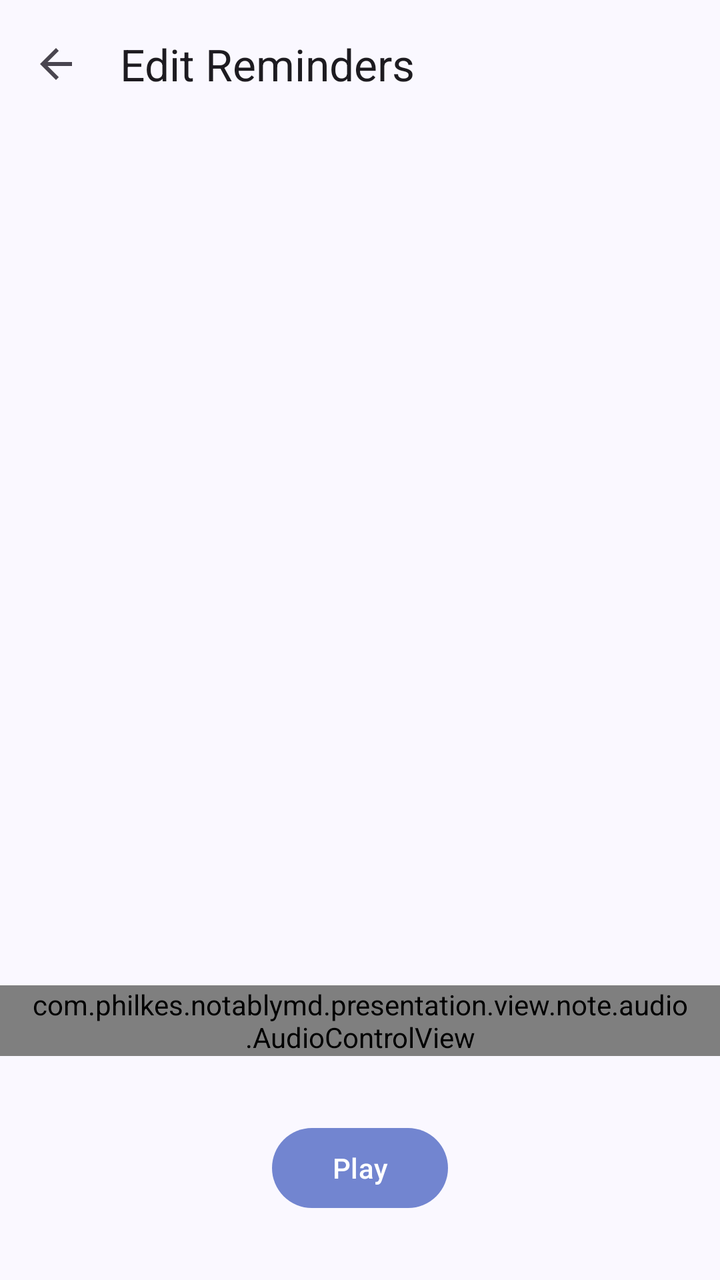
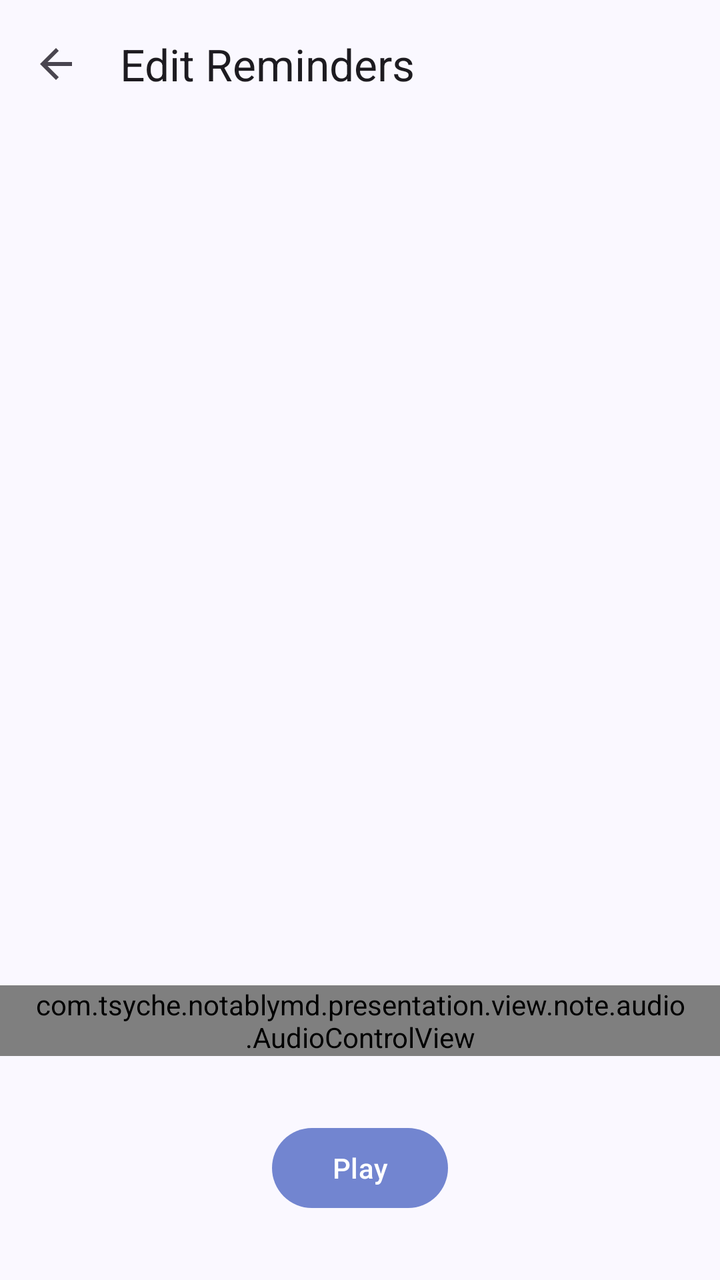

Before-and-after screenshots of an Android layout around one commit, followed by the original layout XML and the change that was made.
<!-- AndroidManifest.xml: application theme AppTheme -->
<!-- res/layout/activity_play_audio.xml -->
<?xml version="1.0" encoding="utf-8"?>
<RelativeLayout xmlns:android="http://schemas.android.com/apk/res/android"
    xmlns:app="http://schemas.android.com/apk/res-auto"
    android:id="@+id/root_layout"
    android:layout_width="match_parent"
    android:layout_height="match_parent">
    <com.google.android.material.appbar.MaterialToolbar
        android:id="@+id/Toolbar"
        android:layout_width="match_parent"
        android:layout_height="?attr/actionBarSize"
        app:navigationIcon="?attr/homeAsUpIndicator"
        app:title="@string/edit_reminders" />
    <TextView
        android:id="@+id/Error"
        android:layout_width="match_parent"
        android:layout_height="match_parent"
        android:layout_above="@id/AudioControlView"
        android:layout_below="@id/Toolbar"
        android:gravity="center"
        android:textAppearance="?attr/textAppearanceBodyMedium" />

    <com.philkes.notablymd.presentation.view.note.audio.AudioControlView
        android:id="@+id/AudioControlView"
        android:layout_width="match_parent"
        android:layout_height="wrap_content"
        android:layout_above="@id/Play"
        android:layout_marginBottom="32dp"
        android:paddingStart="16dp"
        android:paddingEnd="16dp">

        <com.google.android.material.slider.Slider
            android:id="@+id/Progress"
            android:layout_width="match_parent"
            android:layout_height="wrap_content"
            android:stepSize="1" />

        <TextView
            android:id="@+id/Chronometer"
            android:layout_width="wrap_content"
            android:layout_height="wrap_content"
            android:layout_below="@id/Progress"
            android:layout_alignParentStart="true"
            android:layout_marginStart="8dp"
            android:textAppearance="?attr/textAppearanceBodySmall" />

        <TextView
            android:id="@+id/Length"
            android:layout_width="wrap_content"
            android:layout_height="wrap_content"
            android:layout_below="@id/Progress"
            android:layout_alignParentEnd="true"
            android:layout_marginEnd="8dp"
            android:textAppearance="?attr/textAppearanceBodySmall" />

    </com.philkes.notablymd.presentation.view.note.audio.AudioControlView>

    <com.google.android.material.button.MaterialButton
        android:id="@+id/Play"
        android:layout_height="wrap_content"
        android:layout_width="wrap_content"
        android:layout_alignParentBottom="true"
        android:layout_centerHorizontal="true"
        android:layout_gravity="center"
        android:layout_marginBottom="32dp"
        android:text="@string/play"/>

</RelativeLayout>
<!-- resources referenced by this layout -->
<resources>
  <string name="edit_reminders">Edit Reminders</string>
  <string name="play">Play</string>
  <color name="md_theme_primary">#7285D0</color>
  <color name="md_theme_onPrimary">#FFFFFF</color>
  <color name="md_theme_primaryContainer">#DCE1FF</color>
  <color name="md_theme_onPrimaryContainer">#05164B</color>
  <color name="md_theme_secondary">#595D72</color>
  <color name="md_theme_onSecondary">#FFFFFF</color>
  <color name="md_theme_secondaryContainer">#DEE1F9</color>
  <color name="md_theme_onSecondaryContainer">#161B2C</color>
  <color name="md_theme_tertiary">#75546F</color>
  <color name="md_theme_onTertiary">#FFFFFF</color>
  <color name="md_theme_tertiaryContainer">#FFD7F5</color>
  <color name="md_theme_onTertiaryContainer">#2C1229</color>
  <color name="md_theme_error">#BA1A1A</color>
  <color name="md_theme_onError">#FFFFFF</color>
  <color name="md_theme_errorContainer">#FFDAD6</color>
  <color name="md_theme_onErrorContainer">#410002</color>
  <color name="md_theme_background">#FAF8FF</color>
  <color name="md_theme_onBackground">#1A1B21</color>
  <color name="md_theme_surface">#FAF8FF</color>
  <color name="md_theme_onSurface">#1A1B21</color>
  <color name="md_theme_surfaceVariant">#E2E1EC</color>
  <color name="md_theme_onSurfaceVariant">#45464F</color>
  <color name="md_theme_outline">#767680</color>
  <color name="md_theme_outlineVariant">#C6C5D0</color>
  <color name="md_theme_inverseSurface">#2F3036</color>
  <color name="md_theme_inverseOnSurface">#F1F0F7</color>
  <color name="md_theme_inversePrimary">#B7C4FF</color>
  <color name="md_theme_primaryFixed">#DCE1FF</color>
  <color name="md_theme_onPrimaryFixed">#05164B</color>
  <color name="md_theme_primaryFixedDim">#B7C4FF</color>
  <color name="md_theme_onPrimaryFixedVariant">#364479</color>
  <color name="md_theme_secondaryFixed">#DEE1F9</color>
  <color name="md_theme_onSecondaryFixed">#161B2C</color>
  <color name="md_theme_secondaryFixedDim">#C2C5DD</color>
  <color name="md_theme_onSecondaryFixedVariant">#424659</color>
  <color name="md_theme_tertiaryFixed">#FFD7F5</color>
  <color name="md_theme_onTertiaryFixed">#2C1229</color>
  <color name="md_theme_tertiaryFixedDim">#E3BADA</color>
  <color name="md_theme_onTertiaryFixedVariant">#5C3D57</color>
  <color name="md_theme_surfaceDim">#DBD9E0</color>
  <color name="md_theme_surfaceBright">#FAF8FF</color>
  <color name="md_theme_surfaceContainerLowest">#FFFFFF</color>
  <color name="md_theme_surfaceContainerLow">#F4F2FA</color>
  <color name="md_theme_surfaceContainer">#EFEDF4</color>
  <color name="md_theme_surfaceContainerHigh">#E9E7EF</color>
  <color name="md_theme_surfaceContainerHighest">#E3E1E9</color>
  <style name="NavigationView" parent="Widget.Material3.NavigationView">
          <item name="android:background">?attr/colorSurface</item>
      </style>
  <style name="ThemeOverlay.App.BottomSheetDialog" parent="ThemeOverlay.Material3.BottomSheetDialog">
          <item name="bottomSheetStyle">@style/ModalBottomSheet</item>
          <item name="android:windowIsFloating">true</item>
      </style>
  <style name="ModalBottomSheet" parent="Widget.Material3.BottomSheet.Modal">
          <item name="shapeAppearance">@style/ShapeAppearance.Material3.Corner.None</item>
          <item name="behavior_draggable">false</item>
      </style>
  <!-- unchanged entries left out for length: 1 -->
</resources>

<!-- the commit's change to res/layout/activity_play_audio.xml (unified diff, before → after) -->
@@ -19,7 +19,7 @@
         android:gravity="center"
         android:textAppearance="?attr/textAppearanceBodyMedium" />
 
-    <com.philkes.notablymd.presentation.view.note.audio.AudioControlView
+    <com.tsyche.notablymd.presentation.view.note.audio.AudioControlView
         android:id="@+id/AudioControlView"
         android:layout_width="match_parent"
         android:layout_height="wrap_content"
@@ -52,7 +52,7 @@
             android:layout_marginEnd="8dp"
             android:textAppearance="?attr/textAppearanceBodySmall" />
 
-    </com.philkes.notablymd.presentation.view.note.audio.AudioControlView>
+    </com.tsyche.notablymd.presentation.view.note.audio.AudioControlView>
 
     <com.google.android.material.button.MaterialButton
         android:id="@+id/Play"
